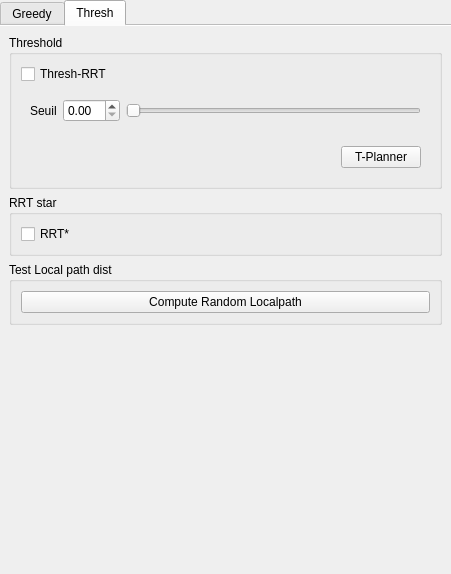
Above: src/move3d-qt-gui-libs/src/qtMainInterface/sideWidgets/qtUtil.ui from jmainpri/move3d-studio before the change. Below: the same form after it.
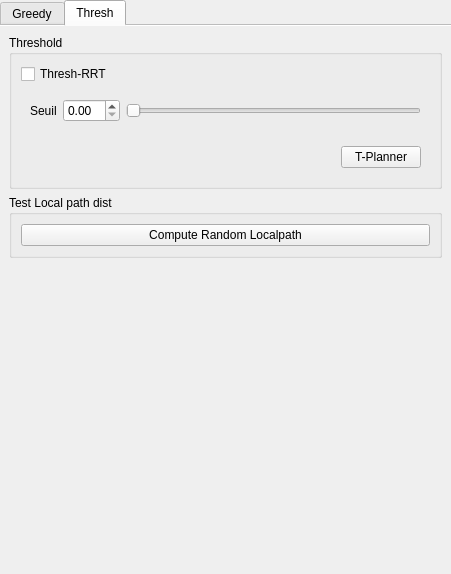
That is the form after the change. The open tabs and pages were chosen to show the change.

The edit to the form file:
```diff
--- a/src/move3d-qt-gui-libs/src/qtMainInterface/sideWidgets/qtUtil.ui
+++ b/src/move3d-qt-gui-libs/src/qtMainInterface/sideWidgets/qtUtil.ui
@@ -176,22 +176,6 @@
          </layout>
         </widget>
        </item>
-       <item>
-        <widget class="QGroupBox" name="groupBoxRRTstar">
-         <property name="title">
-          <string>RRT star</string>
-         </property>
-         <layout class="QVBoxLayout" name="verticalLayout_4">
-          <item>
-           <widget class="QCheckBox" name="checkBoxRRTstar">
-            <property name="text">
-             <string>RRT*</string>
-            </property>
-           </widget>
-          </item>
-         </layout>
-        </widget>
-       </item>
        <item>
         <widget class="QGroupBox" name="groupBox">
          <property name="title">
```
Left out of the diff: 2 changed lines with no effect on the pictures.
